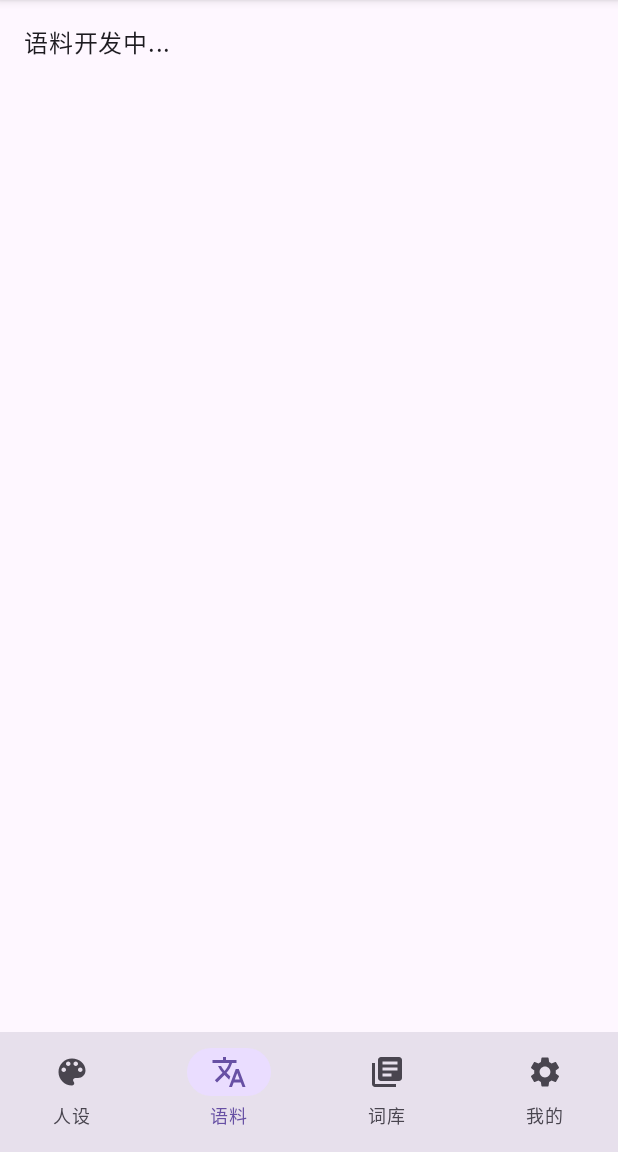
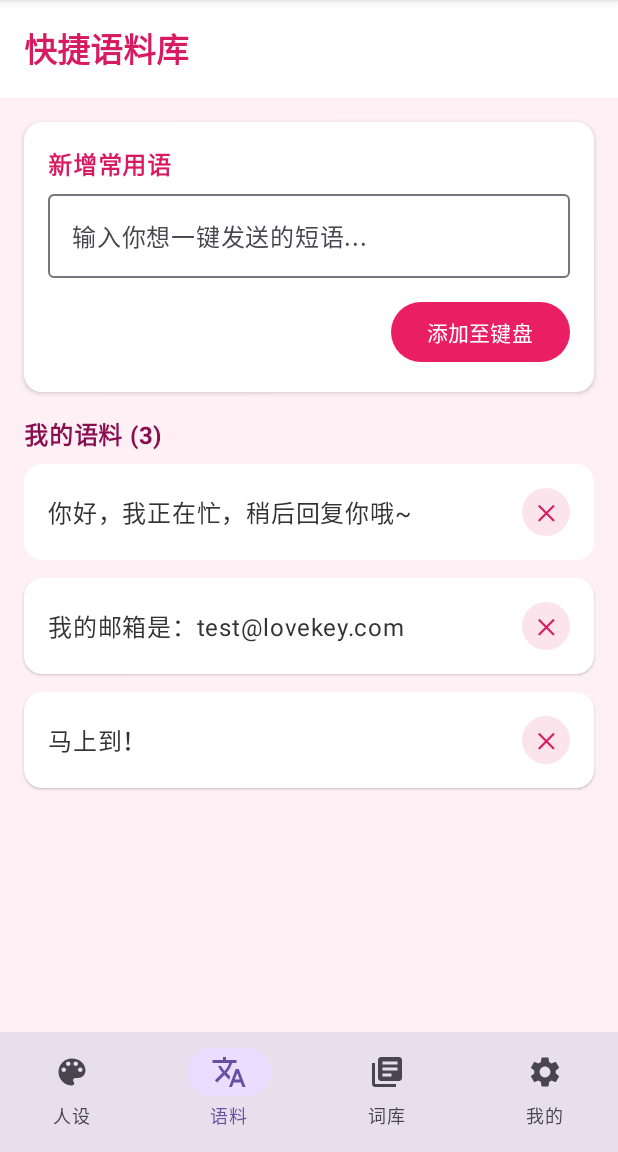
Before and after one commit to zx2121651/lianaijianpan, an Android app built with Jetpack Compose: the MainScreen screen opened through its navigation route, item 2 of the bottom bar chosen, on a phone screen of 412 x 824 dp, the part 84-1236 px from its top. Run offline under Robolectric (Android 15) with nearby library versions, the phone set to English and light mode, and no system bars.

Commit message:
feat(App & UI): 增加“宿主设置语料 -> 键盘一键发送”的全链路闭环 (91P-14)
- **宿主大厅语料管理 (PhrasesScreen)**: 填充了 Host App 中 Bottom Navigation 的“语料” Tab。构建了一个完整的 CRUD 管理页面，支持用户手动输入并持久化保存各类快捷回复、邮箱地址、网游对线连招等（存储至 `DataStore`）。
- **键盘端入口与面板 (PhrasesKeyboard)**: 在无拼音输入时的快捷工具栏中，新增了专属的“💬 (语料)” 图标入口，并在状态机中增加了 `KeyboardMode.PHRASES` 枚举。
- **无缝响应与一键上屏**: `LovekeyIMEService` 启动协程热监听语料流数据，一旦用户在 App 内新增或删除了语料，切出微信等第三方 App 时，键盘内的语料面板瞬间响应更新。在面板中点击任意短语，即可直接走 `commitText` 上屏发送，并自动退回主键盘，完成极其丝滑的效率闭环交互。

Co-authored-by: zx2121651 <67641592+zx2121651@users.noreply.github.com>

```diff
--- a/LovekeyIME/app/src/main/java/com/lovekey/ime/InputSessionController.kt
+++ b/LovekeyIME/app/src/main/java/com/lovekey/ime/InputSessionController.kt
@@ -142,7 +142,7 @@ class InputSessionController(
 
 
     fun setKeyboardMode(mode: KeyboardMode) {
-        if (mode != KeyboardMode.SYMBOL && mode != KeyboardMode.HANDWRITING && mode != KeyboardMode.CLIPBOARD && !_isEnglishMode.value) {
+        if (mode != KeyboardMode.SYMBOL && mode != KeyboardMode.HANDWRITING && mode != KeyboardMode.CLIPBOARD && mode != KeyboardMode.PHRASES && !_isEnglishMode.value) {
             _previousMode.value = _currentMode.value
         }
         _currentMode.value = mode
--- a/LovekeyIME/app/src/main/java/com/lovekey/ime/ui/host/LovekeyHostApp.kt
+++ b/LovekeyIME/app/src/main/java/com/lovekey/ime/ui/host/LovekeyHostApp.kt
@@ -75,8 +75,7 @@ fun MainScreen(context: Context, onNavigateToSmartInput: () -> Unit) {
                 StoreScreen(context)
             }
             composable(BottomNavItem.Phrases.route) {
-                // Placeholder
-                Text("语料开发中...", modifier = Modifier.padding(16.dp))
+                PhrasesScreen(context)
             }
             composable(BottomNavItem.Dictionary.route) {
                 // Placeholder
--- /dev/null
+++ b/LovekeyIME/app/src/main/java/com/lovekey/ime/ui/host/PhrasesScreen.kt
@@ -0,0 +1,170 @@
+package com.lovekey.ime.ui.host
+
+import android.content.Context
+import androidx.compose.foundation.background
+import androidx.compose.foundation.clickable
+import androidx.compose.foundation.layout.*
+import androidx.compose.foundation.lazy.LazyColumn
+import androidx.compose.foundation.lazy.items
+import androidx.compose.foundation.shape.RoundedCornerShape
+import androidx.compose.material3.*
+import androidx.compose.runtime.*
+import androidx.compose.ui.Alignment
+import androidx.compose.ui.Modifier
+import androidx.compose.ui.draw.clip
+import androidx.compose.ui.graphics.Color
+import androidx.compose.ui.text.font.FontWeight
+import androidx.compose.ui.text.style.TextOverflow
+import androidx.compose.ui.unit.dp
+import androidx.compose.ui.unit.sp
+import androidx.datastore.preferences.core.edit
+import kotlinx.coroutines.flow.map
+import kotlinx.coroutines.launch
+import org.json.JSONArray
+
+@Composable
+fun PhrasesScreen(context: Context) {
+    val scope = rememberCoroutineScope()
+
+    // Retrieve phrases list from DataStore
+    val phrasesJson by context.dataStore.data.map {
+        it[SettingsKeys.SHORTCUT_PHRASES] ?: "[\"你好，我正在忙，稍后回复你哦~\", \"我的邮箱是：test@lovekey.com\", \"马上到！\"]"
+    }.collectAsState(initial = "[]")
+
+    val phrasesList = remember(phrasesJson) {
+        try {
+            val jsonArray = JSONArray(phrasesJson)
+            val list = mutableListOf<String>()
+            for (i in 0 until jsonArray.length()) {
+                list.add(jsonArray.getString(i))
+            }
+            list
+        } catch (e: Exception) {
+            emptyList()
+        }
+    }
+
+    var newPhraseText by remember { mutableStateOf("") }
+
+    Column(
+        modifier = Modifier
+            .fillMaxSize()
+            .background(Color(0xFFFFF0F5)) // Lovekey Pink
+    ) {
+        // Toolbar
+        Row(
+            verticalAlignment = Alignment.CenterVertically,
+            modifier = Modifier
+                .fillMaxWidth()
+                .background(Color.White)
+                .padding(16.dp)
+        ) {
+            Text("快捷语料库", style = MaterialTheme.typography.titleLarge, fontWeight = FontWeight.Bold, color = Color(0xFFD81B60))
+        }
+
+        // Add New Phrase Input
+        Card(
+            modifier = Modifier
+                .fillMaxWidth()
+                .padding(16.dp),
+            colors = CardDefaults.cardColors(containerColor = Color.White),
+            elevation = CardDefaults.cardElevation(defaultElevation = 2.dp)
+        ) {
+            Column(modifier = Modifier.padding(16.dp)) {
+                Text("新增常用语", fontWeight = FontWeight.Bold, color = Color(0xFFD81B60), modifier = Modifier.padding(bottom = 8.dp))
+                OutlinedTextField(
+                    value = newPhraseText,
+                    onValueChange = { newPhraseText = it },
+                    placeholder = { Text("输入你想一键发送的短语...") },
+                    modifier = Modifier.fillMaxWidth(),
+                    maxLines = 3
+                )
+                Spacer(modifier = Modifier.height(12.dp))
+                Button(
+                    onClick = {
+                        if (newPhraseText.isNotBlank()) {
+                            scope.launch {
+                                context.dataStore.edit { prefs ->
+                                    val currentList = phrasesList.toMutableList()
+                                    currentList.add(0, newPhraseText.trim()) // Add to top
+                                    prefs[SettingsKeys.SHORTCUT_PHRASES] = JSONArray(currentList).toString()
+                                }
+                            }
+                            newPhraseText = ""
+                        }
+                    },
+                    modifier = Modifier.align(Alignment.End),
+                    colors = ButtonDefaults.buttonColors(containerColor = Color(0xFFE91E63))
+                ) {
+                    Text("添加至键盘")
+                }
+            }
+        }
+
+        // Phrases List
+        Text(
+            text = "我的语料 (${phrasesList.size})",
+            fontWeight = FontWeight.Bold,
+            color = Color(0xFF880E4F),
+            modifier = Modifier.padding(start = 16.dp, bottom = 8.dp)
+        )
+
+        if (phrasesList.isEmpty()) {
+            Box(modifier = Modifier.fillMaxSize(), contentAlignment = Alignment.Center) {
+                Text("暂无语料记录", color = Color.Gray, fontSize = 16.sp)
+            }
+        } else {
+            LazyColumn(
+                modifier = Modifier
+                    .fillMaxSize()
+                    .padding(horizontal = 16.dp),
+                verticalArrangement = Arrangement.spacedBy(12.dp)
+            ) {
+                items(phrasesList) { text ->
+                    Card(
+                        modifier = Modifier.fillMaxWidth(),
+                        colors = CardDefaults.cardColors(containerColor = Color.White),
+                        elevation = CardDefaults.cardElevation(defaultElevation = 1.dp)
+                    ) {
+                        Row(
+                            modifier = Modifier.padding(16.dp),
+                            verticalAlignment = Alignment.CenterVertically
+                        ) {
+                            Text(
+                                text = text,
+                                color = Color(0xFF333333),
+                                fontSize = 16.sp,
+                                maxLines = 2,
+                                overflow = TextOverflow.Ellipsis,
+                                modifier = Modifier.weight(1f)
+                            )
+                            Spacer(modifier = Modifier.width(16.dp))
+                            // Delete button
+                            Box(
+                                modifier = Modifier
+                                    .size(32.dp)
+                                    .clip(RoundedCornerShape(16.dp))
+                                    .background(Color(0xFFFCE4EC))
+                                    .clickable {
+                                        scope.launch {
+                                            context.dataStore.edit { prefs ->
+                                                val currentList = phrasesList.toMutableList()
+                                                currentList.remove(text)
+                                                prefs[SettingsKeys.SHORTCUT_PHRASES] = JSONArray(currentList).toString()
+                                            }
+                                        }
+                                    },
+                                contentAlignment = Alignment.Center
+                            ) {
+                                Text("✕", color = Color(0xFFD81B60), fontSize = 14.sp, fontWeight = FontWeight.Bold)
+                            }
+                        }
+                    }
+                }
+                item {
+                    Spacer(modifier = Modifier.height(16.dp))
+                }
+            }
+        }
+    }
+}
--- a/LovekeyIME/app/src/main/java/com/lovekey/ime/ui/host/Screens.kt
+++ b/LovekeyIME/app/src/main/java/com/lovekey/ime/ui/host/Screens.kt
@@ -31,7 +31,8 @@ import kotlinx.coroutines.flow.map
 val Context.dataStore: DataStore<Preferences> by preferencesDataStore(name = "settings")
 
 object SettingsKeys {
-                val CLIPBOARD_HISTORY = stringPreferencesKey("clipboard_history")
+                    val SHORTCUT_PHRASES = stringPreferencesKey("shortcut_phrases")
+    val CLIPBOARD_HISTORY = stringPreferencesKey("clipboard_history")
     val AFFECTION_SCORE = intPreferencesKey("affection_score")
     val PERSONA_ID = stringPreferencesKey("persona_id")
     val ENABLE_TYPO_CORRECTION = booleanPreferencesKey("enable_typo_correction")
--- a/LovekeyIME/keyboard-ui/src/main/java/com/lovekey/ime/ui/KeyboardState.kt
+++ b/LovekeyIME/keyboard-ui/src/main/java/com/lovekey/ime/ui/KeyboardState.kt
@@ -5,5 +5,5 @@ enum class ShiftState {
 }
 
 enum class KeyboardMode {
-    QWERTY, T9, HANDWRITING, SYMBOL, CLIPBOARD
+    QWERTY, T9, HANDWRITING, SYMBOL, CLIPBOARD, PHRASES
 }
```
Also changed, not shown: LovekeyIME/app/src/main/java/com/lovekey/ime/LovekeyIMEService.kt (+20 -2 lines), LovekeyIME/keyboard-ui/src/main/java/com/lovekey/ime/ui/LovekeyKeyboard.kt (+23 -1 lines), LovekeyIME/keyboard-ui/src/main/java/com/lovekey/ime/ui/components/PhrasesKeyboard.kt (added, +122 -0 lines).
